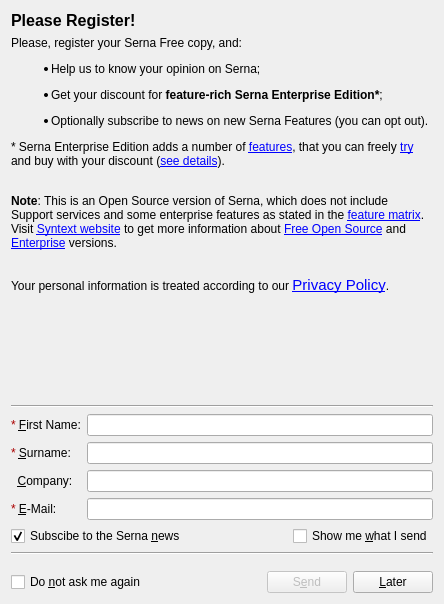
The window that serna/core/qt/RegistrationDialogBase.ui (axmetishe/serna-free) describes before a commit, drawn with Qt 5.
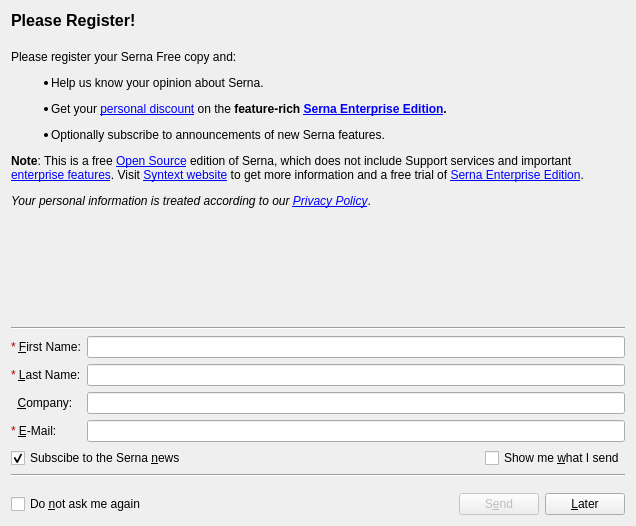
The same window after the commit.

Commit message: fixed text of Registration dialog

```diff
--- a/serna/core/qt/RegistrationDialogBase.ui
+++ b/serna/core/qt/RegistrationDialogBase.ui
@@ -5,8 +5,8 @@
    <rect>
     <x>0</x>
     <y>0</y>
-    <width>444</width>
-    <height>604</height>
+    <width>636</width>
+    <height>526</height>
    </rect>
   </property>
   <property name="windowTitle" >
@@ -40,14 +40,13 @@
 &lt;html>&lt;head>&lt;meta name="qrichtext" content="1" />&lt;style type="text/css">
 p, li { white-space: pre-wrap; }
 &lt;/style>&lt;/head>&lt;body style=" font-family:'Sans Serif'; font-size:9pt; font-weight:400; font-style:normal;">
-&lt;p style=" margin-top:0px; margin-bottom:0px; margin-left:0px; margin-right:0px; -qt-block-indent:0; text-indent:0px;">Please, register your Serna Free copy, and:&lt;/p>
-&lt;ul style="-qt-list-indent: 1;">&lt;li style=" margin-top:12px; margin-bottom:12px; margin-left:0px; margin-right:0px; -qt-block-indent:0; text-indent:0px;">Help us to know your opinion on Serna;&lt;/li>
-&lt;li style=" margin-top:12px; margin-bottom:12px; margin-left:0px; margin-right:0px; -qt-block-indent:0; text-indent:0px;">Get your discount for &lt;span style=" font-weight:600;">feature-rich Serna Enterprise Edition*&lt;/span>;&lt;/li>
-&lt;li style=" margin-top:12px; margin-bottom:12px; margin-left:0px; margin-right:0px; -qt-block-indent:0; text-indent:0px;">Optionally subscribe to news on new Serna Features (you can opt out).&lt;/li>&lt;/ul>
-&lt;p style=" margin-top:12px; margin-bottom:12px; margin-left:0px; margin-right:0px; -qt-block-indent:0; text-indent:0px;">* Serna Enterprise Edition adds a number of &lt;a href="http://www.syntext.com/products/serna-feature-matrix/">&lt;span style=" text-decoration: underline; color:#0000ff;">features&lt;/span>&lt;/a>, that you can freely &lt;a href="http://cms.syntext.com/index/trial/input">&lt;span style=" text-decoration: underline; color:#0000ff;">try&lt;/span>&lt;/a> and buy with your discount (&lt;a href="http://www.syntext.com/shop/promotions/">&lt;span style=" text-decoration: underline; color:#0000ff;">see details&lt;/span>&lt;/a>).&lt;/p>
-&lt;p style=" margin-top:12px; margin-bottom:12px; margin-left:0px; margin-right:0px; -qt-block-indent:0; text-indent:0px;">&lt;br />&lt;span style=" font-weight:600;">Note&lt;/span>: This is an Open Source version of Serna, which does not include Support services and some enterprise features as stated in the &lt;a href="http://www.syntext.com/products/serna-feature-matrix/">&lt;span style=" text-decoration: underline; color:#0000ff;">feature matrix&lt;/span>&lt;/a>. Visit &lt;a href="http://www.syntext.com/">&lt;span style=" text-decoration: underline; color:#0000ff;">Syntext website&lt;/span>&lt;/a> to get more information about &lt;a href="http://www.syntext.com/products/serna-free/">&lt;span style=" text-decoration: underline; color:#0000ff;">Free Open Source&lt;/span>&lt;/a> and &lt;a href="http://www.syntext.com/products/serna/">&lt;span style=" text-decoration: underline; color:#0000ff;">Enterprise&lt;/span>&lt;/a> versions.&lt;/p>
 &lt;p style="-qt-paragraph-type:empty; margin-top:0px; margin-bottom:0px; margin-left:0px; margin-right:0px; -qt-block-indent:0; text-indent:0px;">&lt;/p>
-&lt;p style=" margin-top:0px; margin-bottom:0px; margin-left:0px; margin-right:0px; -qt-block-indent:0; text-indent:0px;">Your personal information is treated according to our &lt;a href="http://www.syntext.com/about/privacy/">&lt;span style=" font-size:11pt; text-decoration: underline; color:#0000ff;">Privacy Policy&lt;/span>&lt;/a>. &lt;/p>&lt;/body>&lt;/html></string>
+&lt;p style=" margin-top:0px; margin-bottom:0px; margin-left:0px; margin-right:0px; -qt-block-indent:0; text-indent:0px;">Please register your Serna Free copy and:&lt;/p>
+&lt;ul style="-qt-list-indent: 1;">&lt;li style=" margin-top:12px; margin-bottom:12px; margin-left:0px; margin-right:0px; -qt-block-indent:0; text-indent:0px;">Help us know your opinion about Serna.&lt;/li>
+&lt;li style=" margin-top:12px; margin-bottom:12px; margin-left:0px; margin-right:0px; -qt-block-indent:0; text-indent:0px;">Get your &lt;a href="http://www.syntext.com/shop/promotions/">&lt;span style=" text-decoration: underline; color:#0000ff;">personal discount&lt;/span>&lt;/a> on the &lt;span style=" font-weight:600;">feature-rich &lt;/span>&lt;a href="http://www.syntext.com/products/serna/">&lt;span style=" font-weight:600; text-decoration: underline; color:#0000ff;">Serna Enterprise Edition&lt;/span>&lt;/a>&lt;span style=" font-weight:600;">.&lt;/span>&lt;/li>
+&lt;li style=" margin-top:12px; margin-bottom:12px; margin-left:0px; margin-right:0px; -qt-block-indent:0; text-indent:0px;">Optionally subscribe to announcements of new Serna features.&lt;/li>&lt;/ul>
+&lt;p style=" margin-top:12px; margin-bottom:12px; margin-left:0px; margin-right:0px; -qt-block-indent:0; text-indent:0px;">&lt;span style=" font-weight:600;">Note&lt;/span>: This is a free &lt;a href="http://www.syntext.com/products/serna-free/">&lt;span style=" text-decoration: underline; color:#0000ff;">Open Source&lt;/span>&lt;/a> edition of Serna, which does not include Support services and important &lt;a href="http://www.syntext.com/products/serna-feature-matrix/">&lt;span style=" text-decoration: underline; color:#0000ff;">enterprise features&lt;/span>&lt;/a>. Visit &lt;a href="http://www.syntext.com/">&lt;span style=" text-decoration: underline; color:#0000ff;">Syntext website&lt;/span>&lt;/a> to get more information and a free trial of &lt;a href="http://www.syntext.com/products/serna/">&lt;span style=" text-decoration: underline; color:#0000ff;">Serna Enterprise Edition&lt;/span>&lt;/a>.&lt;/p>
+&lt;p style=" margin-top:0px; margin-bottom:0px; margin-left:0px; margin-right:0px; -qt-block-indent:0; text-indent:0px;">&lt;span style=" font-style:italic;">Your personal information is treated according to our &lt;/span>&lt;a href="http://www.syntext.com/about/privacy/">&lt;span style=" font-style:italic; text-decoration: underline; color:#0000ff;">Privacy Policy&lt;/span>&lt;/a>. &lt;/p>&lt;/body>&lt;/html></string>
      </property>
      <property name="textFormat" >
       <enum>Qt::RichText</enum>
@@ -99,7 +98,7 @@
 &lt;html>&lt;head>&lt;meta name="qrichtext" content="1" />&lt;style type="text/css">
 p, li { white-space: pre-wrap; }
 &lt;/style>&lt;/head>&lt;body style=" font-family:'Sans Serif'; font-size:9pt; font-weight:400; font-style:normal;">
-&lt;p style=" margin-top:0px; margin-bottom:0px; margin-left:0px; margin-right:0px; -qt-block-indent:0; text-indent:0px;">&lt;span style=" color:#aa0000;">*&lt;/span> &amp;amp;Surname:&lt;/p>&lt;/body>&lt;/html></string>
+&lt;p style=" margin-top:0px; margin-bottom:0px; margin-left:0px; margin-right:0px; -qt-block-indent:0; text-indent:0px;">&lt;span style=" color:#aa0000;">*&lt;/span> &amp;amp;Last Name:&lt;/p>&lt;/body>&lt;/html></string>
        </property>
        <property name="buddy" >
         <cstring>surnameLineEdit_</cstring>
```
